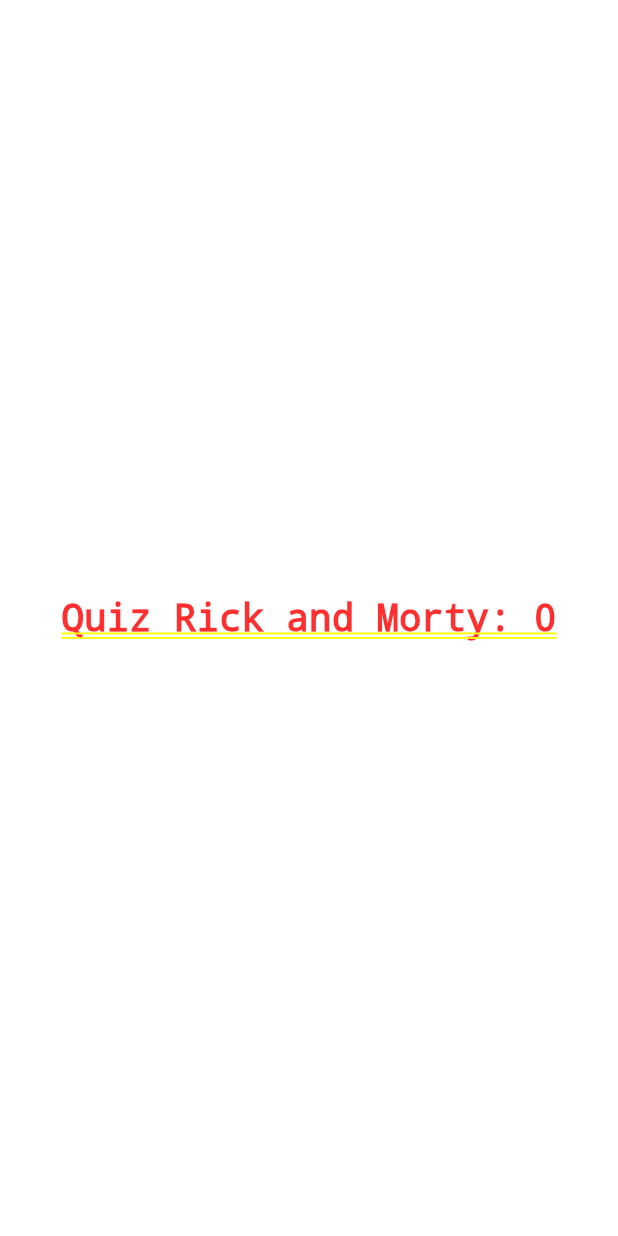
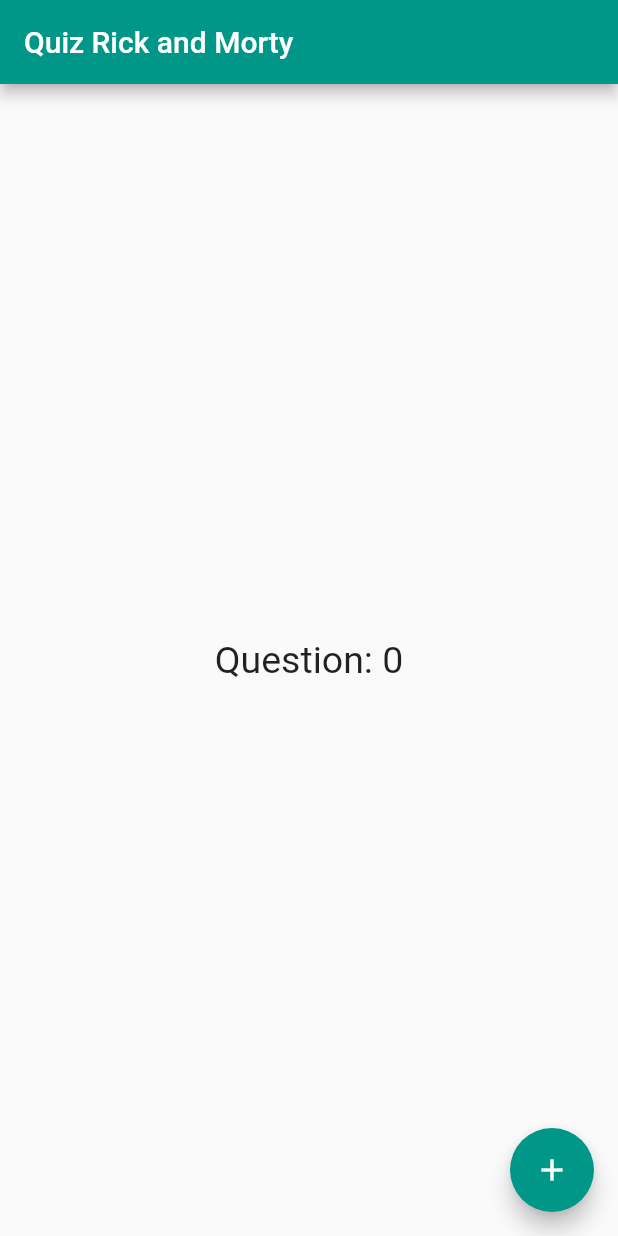
Before and after one commit to juarezmeneses/app-quiz-rick-morty, a Flutter app: the screen it shows after launch, on a phone screen of 412 x 824 dp. Run offline on Flutter 3.47's test engine with Material 2 defaults, Android fonts, the phone set to English and light mode, and no system bars.

Commit message:
Scaffold

```diff
--- a/app_quiz_rick_morty/lib/home_page.dart
+++ b/app_quiz_rick_morty/lib/home_page.dart
@@ -12,11 +12,15 @@
 
   @override
   Widget build(BuildContext context) {
-    return Container(
-      child: Center(
+    return Scaffold(
+      appBar: AppBar(
+        title: Text('Quiz Rick and Morty'),
+        backgroundColor: Colors.teal,
+      ),
+      body: Center(
         child: GestureDetector(
           child: Text(
-            'Quiz Rick and Morty: $counter',
+            'Question: $counter',
             textDirection: TextDirection.ltr,
             style: TextStyle(fontSize: 25.0),
           ),
@@ -27,6 +31,15 @@
           },
         ),
       ),
+      floatingActionButton: FloatingActionButton(
+        child: Icon(Icons.add),
+        backgroundColor: Colors.teal,
+        onPressed: () {
+          setState(() {
+            counter++;
+          });
+        },
+      ),
     );
   }
 }
```
